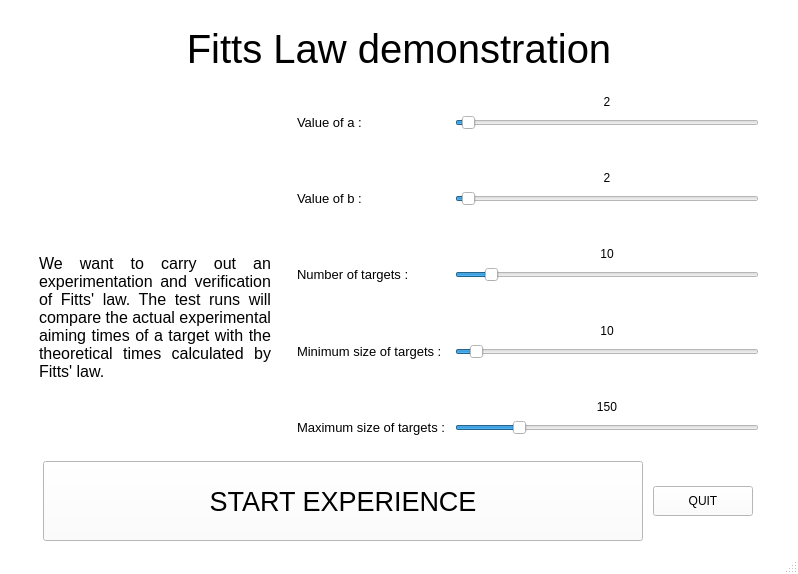
Before: the Qt Designer form gui/mainview.ui in SophieShirine/FittsLaw, drawn with Qt 5.
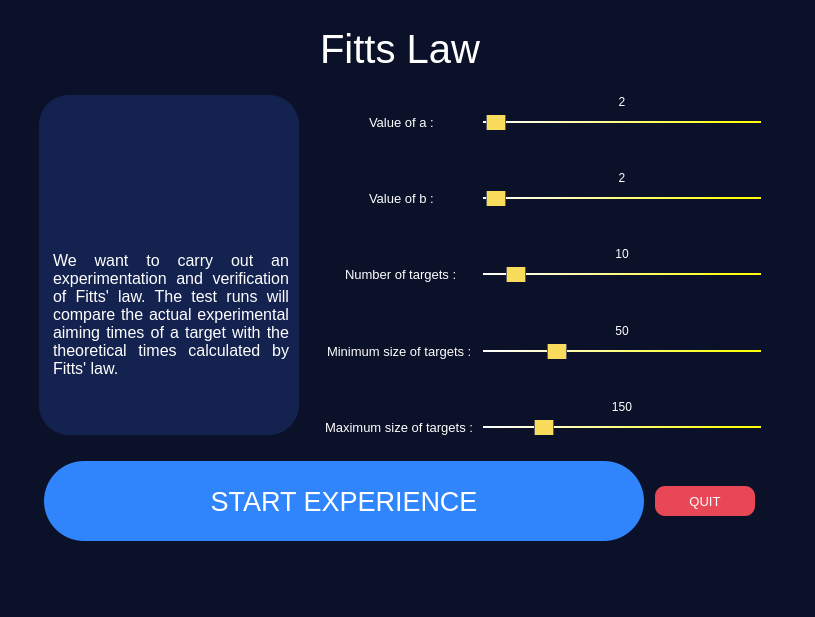
After: the same form once the commit is applied. Icons and pictures are not drawn.

```diff
--- a/gui/mainview.ui
+++ b/gui/mainview.ui
@@ -12,10 +12,16 @@
    <rect>
     <x>0</x>
     <y>0</y>
-    <width>798</width>
-    <height>574</height>
+    <width>815</width>
+    <height>617</height>
    </rect>
   </property>
+  <property name="sizePolicy">
+   <sizepolicy hsizetype="Preferred" vsizetype="Preferred">
+    <horstretch>0</horstretch>
+    <verstretch>0</verstretch>
+   </sizepolicy>
+  </property>
   <property name="baseSize">
    <size>
     <width>0</width>
@@ -28,18 +34,18 @@
      <colorrole role="WindowText">
       <brush brushstyle="SolidPattern">
        <color alpha="255">
-        <red>0</red>
-        <green>0</green>
-        <blue>0</blue>
+        <red>255</red>
+        <green>255</green>
+        <blue>255</blue>
        </color>
       </brush>
      </colorrole>
      <colorrole role="Button">
       <brush brushstyle="SolidPattern">
        <color alpha="255">
-        <red>255</red>
-        <green>255</green>
-        <blue>255</blue>
+        <red>10</red>
+        <green>17</green>
+        <blue>40</blue>
        </color>
       </brush>
      </colorrole>
@@ -82,9 +88,9 @@
      <colorrole role="Text">
       <brush brushstyle="SolidPattern">
        <color alpha="255">
-        <red>0</red>
-        <green>0</green>
-        <blue>0</blue>
+        <red>255</red>
+        <green>255</green>
+        <blue>255</blue>
        </color>
       </brush>
      </colorrole>
@@ -100,27 +106,27 @@
      <colorrole role="ButtonText">
       <brush brushstyle="SolidPattern">
        <color alpha="255">
-        <red>0</red>
-        <green>0</green>
-        <blue>0</blue>
+        <red>255</red>
+        <green>255</green>
+        <blue>255</blue>
        </color>
       </brush>
      </colorrole>
      <colorrole role="Base">
       <brush brushstyle="SolidPattern">
        <color alpha="255">
-        <red>255</red>
-        <green>255</green>
-        <blue>255</blue>
+        <red>10</red>
+        <green>17</green>
+        <blue>40</blue>
        </color>
       </brush>
      </colorrole>
      <colorrole role="Window">
       <brush brushstyle="SolidPattern">
        <color alpha="255">
-        <red>255</red>
-        <green>255</green>
-        <blue>255</blue>
+        <red>10</red>
+        <green>17</green>
+        <blue>40</blue>
        </color>
       </brush>
      </colorrole>
@@ -174,18 +180,18 @@
      <colorrole role="WindowText">
       <brush brushstyle="SolidPattern">
        <color alpha="255">
-        <red>0</red>
-        <green>0</green>
-        <blue>0</blue>
+        <red>255</red>
+        <green>255</green>
+        <blue>255</blue>
        </color>
       </brush>
      </colorrole>
      <colorrole role="Button">
       <brush brushstyle="SolidPattern">
        <color alpha="255">
-        <red>255</red>
-        <green>255</green>
-        <blue>255</blue>
+        <red>10</red>
+        <green>17</green>
+        <blue>40</blue>
        </color>
       </brush>
      </colorrole>
@@ -228,9 +234,9 @@
      <colorrole role="Text">
       <brush brushstyle="SolidPattern">
        <color alpha="255">
-        <red>0</red>
-        <green>0</green>
-        <blue>0</blue>
+        <red>255</red>
+        <green>255</green>
+        <blue>255</blue>
        </color>
       </brush>
      </colorrole>
@@ -246,27 +252,27 @@
      <colorrole role="ButtonText">
       <brush brushstyle="SolidPattern">
        <color alpha="255">
-        <red>0</red>
-        <green>0</green>
-        <blue>0</blue>
+        <red>255</red>
+        <green>255</green>
+        <blue>255</blue>
        </color>
       </brush>
      </colorrole>
      <colorrole role="Base">
       <brush brushstyle="SolidPattern">
        <color alpha="255">
-        <red>255</red>
-        <green>255</green>
-        <blue>255</blue>
+        <red>10</red>
+        <green>17</green>
+        <blue>40</blue>
        </color>
       </brush>
      </colorrole>
      <colorrole role="Window">
       <brush brushstyle="SolidPattern">
        <color alpha="255">
-        <red>255</red>
-        <green>255</green>
-        <blue>255</blue>
+        <red>10</red>
+        <green>17</green>
+        <blue>40</blue>
        </color>
       </brush>
      </colorrole>
@@ -320,18 +326,18 @@
      <colorrole role="WindowText">
       <brush brushstyle="SolidPattern">
        <color alpha="255">
-        <red>127</red>
-        <green>127</green>
-        <blue>127</blue>
+        <red>255</red>
+        <green>255</green>
+        <blue>255</blue>
        </color>
       </brush>
      </colorrole>
      <colorrole role="Button">
       <brush brushstyle="SolidPattern">
        <color alpha="255">
-        <red>255</red>
-        <green>255</green>
-        <blue>255</blue>
+        <red>10</red>
+        <green>17</green>
+        <blue>40</blue>
        </color>
       </brush>
      </colorrole>
@@ -374,9 +380,9 @@
      <colorrole role="Text">
       <brush brushstyle="SolidPattern">
        <color alpha="255">
-        <red>127</red>
-        <green>127</green>
-        <blue>127</blue>
+        <red>255</red>
+        <green>255</green>
+        <blue>255</blue>
        </color>
       </brush>
      </colorrole>
@@ -392,27 +398,27 @@
      <colorrole role="ButtonText">
       <brush brushstyle="SolidPattern">
        <color alpha="255">
-        <red>127</red>
-        <green>127</green>
-        <blue>127</blue>
+        <red>255</red>
+        <green>255</green>
+        <blue>255</blue>
        </color>
       </brush>
      </colorrole>
      <colorrole role="Base">
       <brush brushstyle="SolidPattern">
        <color alpha="255">
-        <red>255</red>
-        <green>255</green>
-        <blue>255</blue>
+        <red>10</red>
+        <green>17</green>
+        <blue>40</blue>
        </color>
       </brush>
      </colorrole>
      <colorrole role="Window">
       <brush brushstyle="SolidPattern">
        <color alpha="255">
-        <red>255</red>
-        <green>255</green>
-        <blue>255</blue>
+        <red>10</red>
+        <green>17</green>
+        <blue>40</blue>
        </color>
       </brush>
      </colorrole>
@@ -471,13 +477,27 @@
    <iconset resource="../resourceFile.qrc">
     <normaloff>:/images/ResourceFile/windowIcon.png</normaloff>:/images/ResourceFile/windowIcon.png</iconset>
   </property>
+  <property name="styleSheet">
+   <string notr="true">background-color: rgb(10, 17, 40);
+color: rgb(255, 255, 255);
+</string>
+  </property>
   <widget class="QWidget" name="centralwidget">
+   <property name="sizePolicy">
+    <sizepolicy hsizetype="Preferred" vsizetype="Preferred">
+     <horstretch>0</horstretch>
+     <verstretch>0</verstretch>
+    </sizepolicy>
+   </property>
    <property name="maximumSize">
     <size>
      <width>800</width>
      <height>550</height>
     </size>
    </property>
+   <property name="styleSheet">
+    <string notr="true">background-color: rgb(10, 17, 40);</string>
+   </property>
    <layout class="QVBoxLayout" name="verticalLayout">
     <item>
      <widget class="QLabel" name="titleLabel">
@@ -499,7 +519,7 @@
        <enum>QFrame::NoFrame</enum>
       </property>
       <property name="text">
-       <string>Fitts Law demonstration</string>
+       <string>Fitts Law</string>
       </property>
       <property name="textFormat">
        <enum>Qt::AutoText</enum>
@@ -542,6 +562,9 @@
       </item>
       <item>
        <layout class="QVBoxLayout" name="formulaLayout">
+        <property name="spacing">
+         <number>0</number>
+        </property>
         <item>
          <widget class="QLabel" name="formulaImage">
           <property name="sizePolicy">
@@ -558,16 +581,25 @@
           </property>
           <property name="maximumSize">
            <size>
-            <width>300</width>
+            <width>16777215</width>
             <height>100</height>
            </size>
           </property>
+          <property name="styleSheet">
+           <string notr="true">background-color: rgb(20, 34, 80);
+padding: 10px;
+border-top-left-radius: 30px;
+border-top-right-radius: 30px;</string>
+          </property>
           <property name="text">
            <string/>
           </property>
           <property name="pixmap">
            <pixmap resource="../resourceFile.qrc">:/images/ResourceFile/formula.png</pixmap>
           </property>
+          <property name="alignment">
+           <set>Qt::AlignCenter</set>
+          </property>
          </widget>
         </item>
         <item>
@@ -577,6 +609,12 @@
             <pointsize>12</pointsize>
            </font>
           </property>
+          <property name="styleSheet">
+           <string notr="true">background-color: rgb(20, 34, 80);
+padding: 10px;
+border-bottom-left-radius: 30px;
+border-bottom-right-radius: 30px;</string>
+          </property>
           <property name="text">
            <string>&lt;html&gt;&lt;head/&gt;&lt;body&gt;&lt;p align=&quot;justify&quot;&gt;We want to carry out an experimentation and verification of Fitts' law. The test runs will compare the actual experimental aiming times of a target with the theoretical times calculated by Fitts' law.&lt;/p&gt;&lt;/body&gt;&lt;/html&gt;</string>
           </property>
@@ -611,6 +649,9 @@
       </item>
       <item>
        <layout class="QFormLayout" name="configurationLayout">
+        <property name="labelAlignment">
+         <set>Qt::AlignCenter</set>
+        </property>
         <item row="0" column="1">
          <widget class="QLabel" name="aValueLabel">
           <property name="text">
@@ -631,27 +672,8 @@
           <property name="text">
            <string>Value of a :</string>
           </property>
-         </widget>
-        </item>
-        <item row="1" column="1">
-         <widget class="QSlider" name="aValue">
-          <property name="pageStep">
-           <number>10</number>
-          </property>
-          <property name="value">
-           <number>2</number>
-          </property>
-          <property name="tracking">
-           <bool>true</bool>
-          </property>
-          <property name="orientation">
-           <enum>Qt::Horizontal</enum>
-          </property>
-          <property name="invertedAppearance">
-           <bool>false</bool>
-          </property>
-          <property name="invertedControls">
-           <bool>false</bool>
+          <property name="alignment">
+           <set>Qt::AlignLeading|Qt::AlignLeft|Qt::AlignVCenter</set>
           </property>
          </widget>
         </item>
@@ -688,10 +710,31 @@
           <property name="text">
            <string>Value of b :</string>
           </property>
+          <property name="alignment">
+           <set>Qt::AlignLeading|Qt::AlignLeft|Qt::AlignVCenter</set>
+          </property>
          </widget>
         </item>
         <item row="4" column="1">
          <widget class="QSlider" name="bValue">
+          <property name="styleSheet">
+           <string notr="true">QSlider::groove:horizontal {
+	
+	background-color: qlineargradient(spread:pad, x1:0.946, y1:0.528409, x2:0.0544108, y2:0.386, stop:0 rgba(255, 255, 0, 255), stop:1 rgba(255, 255, 255, 255));
+	height: 2px;
+}
+
+QSlider::handle:horizontal {
+	background: rgb(249, 220, 92);
+    border: 1px solid #5c5c5c;
+    width: 18px;
+	margin: -10px 0;
+    border-radius: 3px;
+}</string>
+          </property>
+          <property name="minimum">
+           <number>1</number>
+          </property>
           <property name="value">
            <number>2</number>
           </property>
@@ -733,10 +776,31 @@
           <property name="text">
            <string>Number of targets :</string>
           </property>
+          <property name="alignment">
+           <set>Qt::AlignLeading|Qt::AlignLeft|Qt::AlignVCenter</set>
+          </property>
          </widget>
         </item>
         <item row="7" column="1">
          <widget class="QSlider" name="nbTarget">
+          <property name="styleSheet">
+           <string notr="true">QSlider::groove:horizontal {
+	
+	background-color: qlineargradient(spread:pad, x1:0.946, y1:0.528409, x2:0.0544108, y2:0.386, stop:0 rgba(255, 255, 0, 255), stop:1 rgba(255, 255, 255, 255));
+	height: 2px;
+}
+
+QSlider::handle:horizontal {
+	background: rgb(249, 220, 92);
+    border: 1px solid #5c5c5c;
+    width: 18px;
+	margin: -10px 0;
+    border-radius: 3px;
+}</string>
+          </property>
+          <property name="minimum">
+           <number>1</number>
+          </property>
           <property name="maximum">
            <number>100</number>
           </property>
@@ -764,7 +828,7 @@
         <item row="9" column="1">
          <widget class="QLabel" name="minSizeLabel">
           <property name="text">
-           <string>10</string>
+           <string>50</string>
           </property>
           <property name="alignment">
            <set>Qt::AlignCenter</set>
@@ -781,15 +845,36 @@
           <property name="text">
            <string>Minimum size of targets : </string>
           </property>
+          <property name="alignment">
+           <set>Qt::AlignLeading|Qt::AlignLeft|Qt::AlignVCenter</set>
+          </property>
          </widget>
         </item>
         <item row="10" column="1">
          <widget class="QSlider" name="minSize">
+          <property name="styleSheet">
+           <string notr="true">QSlider::groove:horizontal {
+	
+	background-color: qlineargradient(spread:pad, x1:0.946, y1:0.528409, x2:0.0544108, y2:0.386, stop:0 rgba(255, 255, 0, 255), stop:1 rgba(255, 255, 255, 255));
+	height: 2px;
+}
+
+QSlider::handle:horizontal {
+	background: rgb(249, 220, 92);
+    border: 1px solid #5c5c5c;
+    width: 18px;
+	margin: -10px 0;
+    border-radius: 3px;
+}</string>
+          </property>
+          <property name="minimum">
+           <number>1</number>
+          </property>
           <property name="maximum">
            <number>200</number>
           </property>
           <property name="value">
-           <number>10</number>
+           <number>50</number>
           </property>
           <property name="orientation">
            <enum>Qt::Horizontal</enum>
@@ -829,10 +914,31 @@
           <property name="text">
            <string>Maximum size of targets : </string>
           </property>
+          <property name="alignment">
+           <set>Qt::AlignLeading|Qt::AlignLeft|Qt::AlignVCenter</set>
+          </property>
          </widget>
         </item>
         <item row="13" column="1">
          <widget class="QSlider" name="maxSize">
+          <property name="styleSheet">
+           <string notr="true">QSlider::groove:horizontal {
+	
+	background-color: qlineargradient(spread:pad, x1:0.946, y1:0.528409, x2:0.0544108, y2:0.386, stop:0 rgba(255, 255, 0, 255), stop:1 rgba(255, 255, 255, 255));
+	height: 2px;
+}
+
+QSlider::handle:horizontal {
+	background: rgb(249, 220, 92);
+    border: 1px solid #5c5c5c;
+    width: 18px;
+	margin: -10px 0;
+    border-radius: 3px;
+}</string>
+          </property>
+          <property name="minimum">
+           <number>1</number>
+          </property>
           <property name="maximum">
            <number>500</number>
           </property>
@@ -844,6 +950,46 @@
           </property>
          </widget>
         </item>
+        <item row="1" column="1">
+         <widget class="QSlider" name="aValue">
+          <property name="styleSheet">
+           <string notr="true">QSlider::groove:horizontal {
+	
+	background-color: qlineargradient(spread:pad, x1:0.946, y1:0.528409, x2:0.0544108, y2:0.386, stop:0 rgba(255, 255, 0, 255), stop:1 rgba(255, 255, 255, 255));
+	height: 2px;
+}
+
+QSlider::handle:horizontal {
+	background: rgb(249, 220, 92);
+    border: 1px solid #5c5c5c;
+    width: 18px;
+	margin: -10px 0;
+    border-radius: 3px;
+}</string>
+          </property>
+          <property name="minimum">
+           <number>1</number>
+          </property>
+          <property name="pageStep">
+           <number>10</number>
+          </property>
+          <property name="value">
+           <number>2</number>
+          </property>
+          <property name="tracking">
+           <bool>true</bool>
+          </property>
+          <property name="orientation">
+           <enum>Qt::Horizontal</enum>
+          </property>
+          <property name="invertedAppearance">
+           <bool>false</bool>
+          </property>
+          <property name="invertedControls">
+           <bool>false</bool>
+          </property>
+         </widget>
+        </item>
        </layout>
       </item>
       <item>
@@ -958,9 +1104,42 @@
           <pointsize>20</pointsize>
          </font>
         </property>
+        <property name="cursor">
+         <cursorShape>ArrowCursor</cursorShape>
+        </property>
+        <property name="layoutDirection">
+         <enum>Qt::LeftToRight</enum>
+        </property>
+        <property name="styleSheet">
+         <string notr="true">QPushButton {
+	background-color: rgb(49, 133, 252);
+	border-radius: 40px;
+ }
+
+QPushButton:hover{
+	background-color: rgb(97, 156, 252);
+ }
+
+QPushButton:pressed{
+	
+ }
+
+
+</string>
+        </property>
         <property name="text">
          <string>START EXPERIENCE</string>
         </property>
+        <property name="icon">
+         <iconset resource="../resourceFile.qrc">
+          <normaloff>:/images/ResourceFile/start.png</normaloff>:/images/ResourceFile/start.png</iconset>
+        </property>
+        <property name="iconSize">
+         <size>
+          <width>60</width>
+          <height>40</height>
+         </size>
+        </property>
         <property name="checkable">
          <bool>false</bool>
         </property>
@@ -974,6 +1153,23 @@
           <height>30</height>
          </size>
         </property>
+        <property name="font">
+         <font>
+          <pointsize>10</pointsize>
+         </font>
+        </property>
+        <property name="styleSheet">
+         <string notr="true">QPushButton {
+	background-color: rgb(232, 72, 85);
+border-radius: 10px;
+ }
+
+QPushButton:hover{
+	
+	background-color: rgb(232, 93, 107);
+ }
+</string>
+        </property>
         <property name="text">
          <string>QUIT</string>
         </property>
```
Left out of the diff: 4 changed lines with no effect on the pictures.
